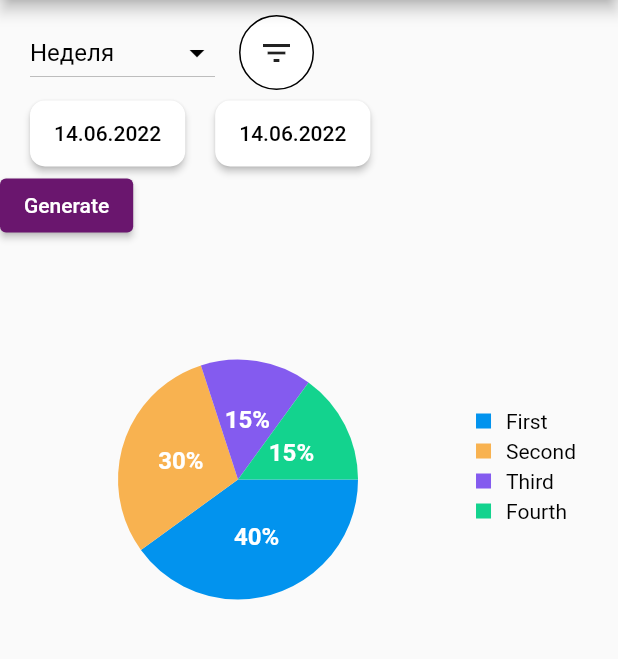
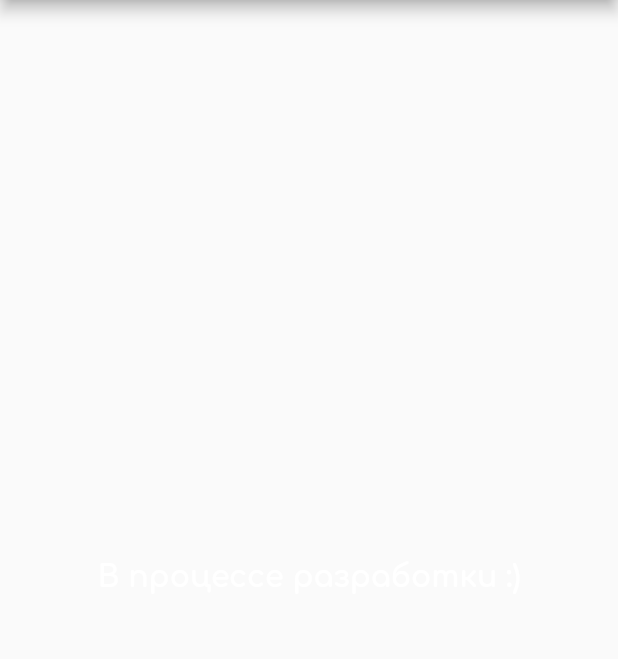
Before and after one commit to Al-Krause-ex/money_control, a Flutter app: the StatisticsScreen screen opened by its route, on a phone screen of 412 x 824 dp, the part 84-743 px from its top. Run offline on Flutter 3.47's test engine with Material 2 defaults, Android fonts, the phone set to English and light mode, and no system bars; drawn by our look-alikes of fl_chart; our stand-ins replace bloc, carousel_slider, date_time_picker, equatable, flutter_bloc, flutter_colorpicker and 3 more; accounts and stored records are empty.

Commit message:
Update info

```diff
--- a/lib/presentation/screen/statistics_screen.dart
+++ b/lib/presentation/screen/statistics_screen.dart
@@ -47,168 +47,174 @@ class _StatisticsScreenState extends State<StatisticsScreen> {
         ),
         backgroundColor: Colors.white,
       ),
-      body: Column(
-        crossAxisAlignment: CrossAxisAlignment.start,
-        children: [
-          Padding(
-            padding: const EdgeInsets.only(top: 10.0, left: 20.0, right: 20.0),
-            child: Row(
-              children: [
-                Column(
-                  crossAxisAlignment: CrossAxisAlignment.start,
-                  children: [
-                    Row(
-                      children: [
-                        _buildDropdownButtonDates(),
-                        const SizedBox(width: 16.0),
-                        _buildFilterButton()
-                      ],
-                    ),
-                    Row(
-                      children: [
-                        _buildRaisedButtonDate(context, true),
-                        _buildRaisedButtonDate(context, false),
-                      ],
-                    ),
-                  ],
-                ),
-              ],
-            ),
-          ),
-          ElevatedButton(
-              onPressed: () {
-                var transactions = dataCubit!.state.customUser.transactions;
-
-                var listMapCats = <Map<String, dynamic>>[];
-                var listGroupMap = <Map<String, dynamic>>[];
-
-                for (var tx in transactions) {
-                  var cat = dataCubit!.state.customUser.categories
-                      .firstWhere((c) => c.id == tx.categoryId);
-                  var mapCat = {
-                    'category': tx.title,
-                    'sum': tx.sum,
-                    'action': cat.action,
-                  };
-                  listMapCats.add(mapCat);
-                }
-
-                var newMap = groupBy(
-                    listMapCats, (Map<String, dynamic> obj) => obj['category']);
-                for (var k = 0; k < newMap.keys.length; k++) {
-                  listGroupMap.add({
-                    'category': newMap.keys.toList()[k],
-                    'sum': 0,
-                    'action': -1,
-                  });
-                  for (var v in newMap[newMap.keys.toList()[k]]!) {
-                    listGroupMap[k]['sum'] += v['sum'];
-                    listGroupMap[k]['action'] = v['action'];
-                  }
-                }
-
-                print(listGroupMap);
-              },
-              child: Text('Generate')),
-          Row(
-            children: [
-              Expanded(
-                child: AspectRatio(
-                  aspectRatio: 1,
-                  child: PieChart(
-                    PieChartData(
-                        pieTouchData: PieTouchData(touchCallback:
-                            (FlTouchEvent event, pieTouchResponse) {
-                          setState(() {
-                            if (!event.isInterestedForInteractions ||
-                                pieTouchResponse == null ||
-                                pieTouchResponse.touchedSection == null) {
-                              touchedIndex = -1;
-                              return;
-                            }
-                            touchedIndex = pieTouchResponse
-                                .touchedSection!.touchedSectionIndex;
-                          });
-                        }),
-                        borderData: FlBorderData(
-                          show: false,
-                        ),
-                        sectionsSpace: 0,
-                        centerSpaceRadius: 0,
-                        sections: showingSections()),
-                  ),
-                ),
-              ),
-              Column(
-                mainAxisSize: MainAxisSize.max,
-                mainAxisAlignment: MainAxisAlignment.end,
-                crossAxisAlignment: CrossAxisAlignment.start,
-                children: <Widget>[
-                  Row(
-                    children: [
-                      Container(
-                        width: 10.0,
-                        height: 10.0,
-                        color: Color(0xff0293ee),
-                      ),
-                      const SizedBox(width: 10.0),
-                      Text('First')
-                    ],
-                  ),
-                  SizedBox(
-                    height: 4,
-                  ),
-                  Row(
-                    children: [
-                      Container(
-                        width: 10.0,
-                        height: 10.0,
-                        color: Color(0xfff8b250),
-                      ),
-                      const SizedBox(width: 10.0),
-                      Text('Second')
-                    ],
-                  ),
-                  SizedBox(
-                    height: 4,
-                  ),
-                  Row(
-                    children: [
-                      Container(
-                        width: 10.0,
-                        height: 10.0,
-                        color: Color(0xff845bef),
-                      ),
-                      const SizedBox(width: 10.0),
-                      Text('Third')
-                    ],
-                  ),
-                  SizedBox(
-                    height: 4,
-                  ),
-                  Row(
-                    children: [
-                      Container(
-                        width: 10.0,
-                        height: 10.0,
-                        color: Color(0xff13d38e),
-                      ),
-                      const SizedBox(width: 10.0),
-                      Text('Fourth')
-                    ],
-                  ),
-                  SizedBox(
-                    height: 18,
-                  ),
-                ],
-              ),
-              const SizedBox(
-                width: 28,
-              ),
-            ],
-          ),
-        ],
+      body: Center(
+        child: Text(
+          'В процессе разработки :)',
+          style: Theme.of(context).textTheme.headline6,
+        ),
       ),
+      // body: Column(
+      //   crossAxisAlignment: CrossAxisAlignment.start,
+      //   children: [
+      //     Padding(
+      //       padding: const EdgeInsets.only(top: 10.0, left: 20.0, right: 20.0),
+      //       child: Row(
+      //         children: [
+      //           Column(
+      //             crossAxisAlignment: CrossAxisAlignment.start,
+      //             children: [
+      //               Row(
+      //                 children: [
+      //                   _buildDropdownButtonDates(),
+      //                   const SizedBox(width: 16.0),
+      //                   _buildFilterButton()
+      //                 ],
+      //               ),
+      //               Row(
+      //                 children: [
+      //                   _buildRaisedButtonDate(context, true),
+      //                   _buildRaisedButtonDate(context, false),
+      //                 ],
+      //               ),
+      //             ],
+      //           ),
+      //         ],
+      //       ),
+      //     ),
+      //     ElevatedButton(
+      //         onPressed: () {
+      //           var transactions = dataCubit!.state.customUser.transactions;
+      //
+      //           var listMapCats = <Map<String, dynamic>>[];
+      //           var listGroupMap = <Map<String, dynamic>>[];
+      //
+      //           for (var tx in transactions) {
+      //             var cat = dataCubit!.state.customUser.categories
+      //                 .firstWhere((c) => c.id == tx.categoryId);
+      //             var mapCat = {
+      //               'category': tx.title,
+      //               'sum': tx.sum,
+      //               'action': cat.action,
+      //             };
+      //             listMapCats.add(mapCat);
+      //           }
+      //
+      //           var newMap = groupBy(
+      //               listMapCats, (Map<String, dynamic> obj) => obj['category']);
+      //           for (var k = 0; k < newMap.keys.length; k++) {
+      //             listGroupMap.add({
+      //               'category': newMap.keys.toList()[k],
+      //               'sum': 0,
+      //               'action': -1,
+      //             });
+      //             for (var v in newMap[newMap.keys.toList()[k]]!) {
+      //               listGroupMap[k]['sum'] += v['sum'];
+      //               listGroupMap[k]['action'] = v['action'];
+      //             }
+      //           }
+      //
+      //           print(listGroupMap);
+      //         },
+      //         child: Text('Generate')),
+      //     Row(
+      //       children: [
+      //         Expanded(
+      //           child: AspectRatio(
+      //             aspectRatio: 1,
+      //             child: PieChart(
+      //               PieChartData(
+      //                   pieTouchData: PieTouchData(touchCallback:
+      //                       (FlTouchEvent event, pieTouchResponse) {
+      //                     setState(() {
+      //                       if (!event.isInterestedForInteractions ||
+      //                           pieTouchResponse == null ||
+      //                           pieTouchResponse.touchedSection == null) {
+      //                         touchedIndex = -1;
+      //                         return;
+      //                       }
+      //                       touchedIndex = pieTouchResponse
+      //                           .touchedSection!.touchedSectionIndex;
+      //                     });
+      //                   }),
+      //                   borderData: FlBorderData(
+      //                     show: false,
+      //                   ),
+      //                   sectionsSpace: 0,
+      //                   centerSpaceRadius: 0,
+      //                   sections: showingSections()),
+      //             ),
+      //           ),
+      //         ),
+      //         Column(
+      //           mainAxisSize: MainAxisSize.max,
+      //           mainAxisAlignment: MainAxisAlignment.end,
+      //           crossAxisAlignment: CrossAxisAlignment.start,
+      //           children: <Widget>[
+      //             Row(
+      //               children: [
+      //                 Container(
+      //                   width: 10.0,
+      //                   height: 10.0,
+      //                   color: Color(0xff0293ee),
+      //                 ),
+      //                 const SizedBox(width: 10.0),
+      //                 Text('First')
+      //               ],
+      //             ),
+      //             SizedBox(
+      //               height: 4,
+      //             ),
+      //             Row(
+      //               children: [
+      //                 Container(
+      //                   width: 10.0,
+      //                   height: 10.0,
+      //                   color: Color(0xfff8b250),
+      //                 ),
+      //                 const SizedBox(width: 10.0),
+      //                 Text('Second')
+      //               ],
+      //             ),
+      //             SizedBox(
+      //               height: 4,
+      //             ),
+      //             Row(
+      //               children: [
+      //                 Container(
+      //                   width: 10.0,
+      //                   height: 10.0,
+      //                   color: Color(0xff845bef),
+      //                 ),
+      //                 const SizedBox(width: 10.0),
+      //                 Text('Third')
+      //               ],
+      //             ),
+      //             SizedBox(
+      //               height: 4,
+      //             ),
+      //             Row(
+      //               children: [
+      //                 Container(
+      //                   width: 10.0,
+      //                   height: 10.0,
+      //                   color: Color(0xff13d38e),
+      //                 ),
+      //                 const SizedBox(width: 10.0),
+      //                 Text('Fourth')
+      //               ],
+      //             ),
+      //             SizedBox(
+      //               height: 18,
+      //             ),
+      //           ],
+      //         ),
+      //         const SizedBox(
+      //           width: 28,
+      //         ),
+      //       ],
+      //     ),
+      //   ],
+      // ),
     );
   }
 
```
Also changed, not shown: lib/presentation/screen/common_screen.dart (+43 -40 lines), lib/presentation/screen/generate_report_screen.dart (+17 -0 lines), pubspec.lock.
